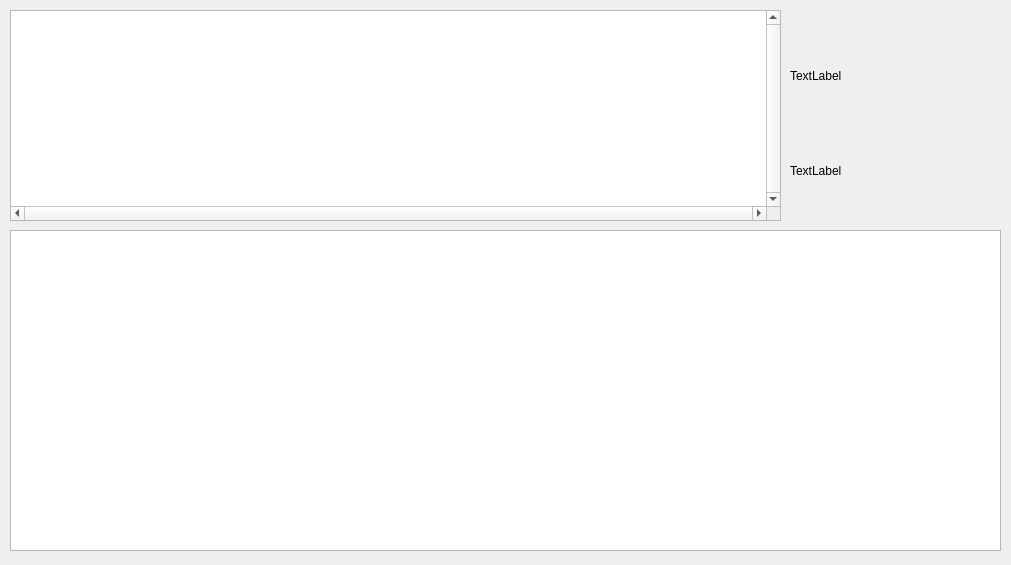
The window that gui/sortament_list.ui (pyltsin/Construct) describes before a commit, drawn with Qt 5.
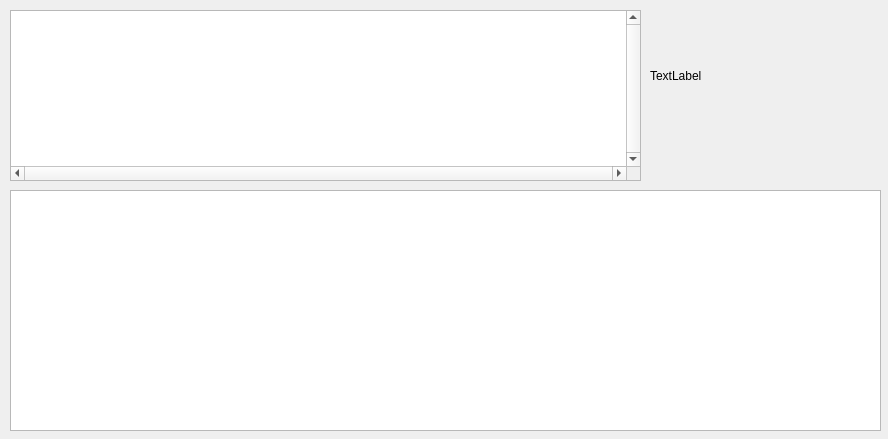
The same window after the commit.

Patch:
```diff
--- a/gui/sortament_list.ui
+++ b/gui/sortament_list.ui
@@ -6,20 +6,20 @@
    <rect>
     <x>0</x>
     <y>0</y>
-    <width>1011</width>
-    <height>565</height>
+    <width>888</width>
+    <height>439</height>
    </rect>
   </property>
   <property name="minimumSize">
    <size>
-    <width>1011</width>
-    <height>565</height>
+    <width>888</width>
+    <height>439</height>
    </size>
   </property>
   <property name="maximumSize">
    <size>
-    <width>1011</width>
-    <height>565</height>
+    <width>888</width>
+    <height>439</height>
    </size>
   </property>
   <property name="windowTitle">
@@ -30,8 +30,8 @@
     <rect>
      <x>10</x>
      <y>10</y>
-     <width>771</width>
-     <height>211</height>
+     <width>631</width>
+     <height>171</height>
     </rect>
    </property>
    <property name="verticalScrollBarPolicy">
@@ -44,7 +44,7 @@
   <widget class="QLabel" name="pict">
    <property name="geometry">
     <rect>
-     <x>790</x>
+     <x>650</x>
      <y>10</y>
      <width>201</width>
      <height>131</height>
@@ -54,26 +54,13 @@
     <string>TextLabel</string>
    </property>
   </widget>
-  <widget class="QLabel" name="label_2">
-   <property name="geometry">
-    <rect>
-     <x>790</x>
-     <y>130</y>
-     <width>171</width>
-     <height>81</height>
-    </rect>
-   </property>
-   <property name="text">
-    <string>TextLabel</string>
-   </property>
-  </widget>
   <widget class="QTableWidget" name="view">
    <property name="geometry">
     <rect>
      <x>10</x>
-     <y>230</y>
-     <width>991</width>
-     <height>321</height>
+     <y>190</y>
+     <width>871</width>
+     <height>241</height>
     </rect>
    </property>
   </widget>
```
